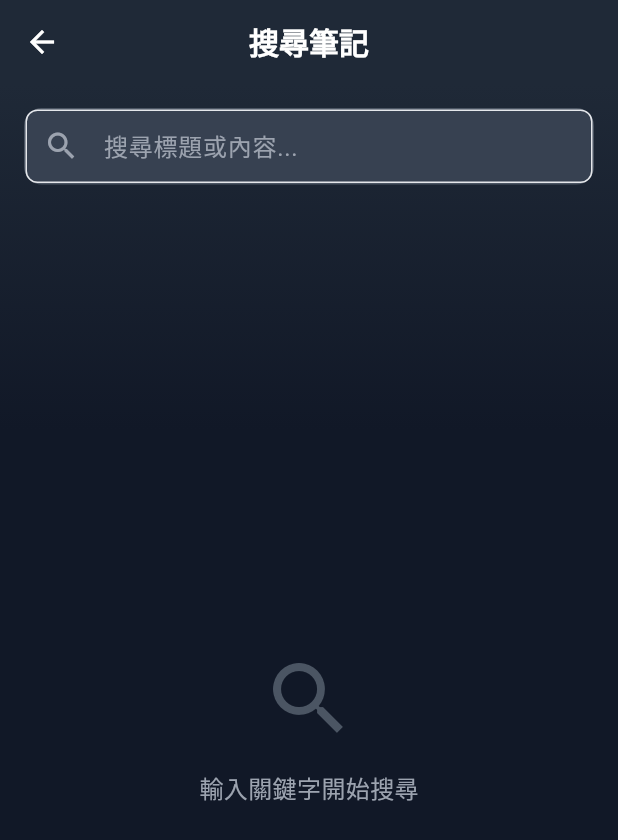
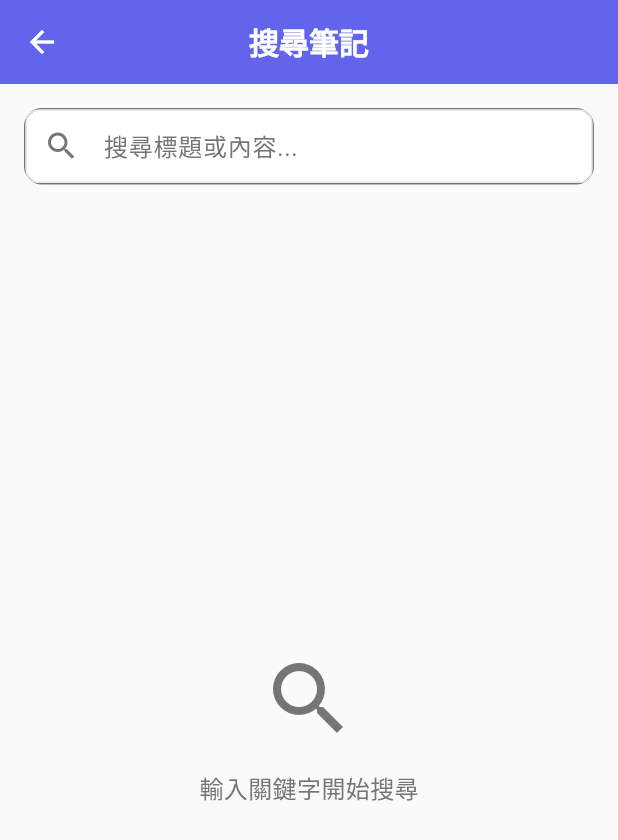
Before and after one commit to ChenGuoXiang940/NOTE_myproject, a Flutter app: the SearchPage screen opened by its route, on a phone screen of 412 x 824 dp. Shown: the top 840 px of the screen. Run offline on Flutter 3.47's test engine with Material 3 defaults, Android fonts, the phone set to English and light mode, and no system bars; our stand-ins replace shared_preferences; accounts and stored records are empty.

Commit message:
fix: 修正檔案命名錯誤與主題切換異常 - 修正 Theme 切換時未正確套用樣式 - 更正錯誤的檔案名稱以符合命名規範

```diff
--- a/lib/core/themes/app_theme.dart
+++ b/lib/core/themes/app_theme.dart
@@ -12,7 +12,6 @@ class AppTheme {
         primary: AppColors.primary,
         secondary: AppColors.secondary,
         surface: AppColors.lightSurface,
-        background: AppColors.lightBackground,
         error: AppColors.error,
       ),
 
@@ -113,12 +112,10 @@ class AppTheme {
         primary: AppColors.primary,
         secondary: AppColors.secondary,
         surface: AppColors.darkSurface,
-        background: AppColors.darkBackground,
         error: AppColors.error,
         onPrimary: Colors.white,
         onSecondary: Colors.white,
         onSurface: AppColors.darkTextPrimary,
-        onBackground: AppColors.darkTextPrimary,
       ),
 
       // Scaffold Background
--- a/lib/data/services/note_service.dart
+++ b/lib/data/services/note_service.dart
@@ -2,36 +2,7 @@ import 'dart:convert';
 import 'dart:io';
 import 'package:flutter/foundation.dart';
 import 'package:path_provider/path_provider.dart';
-
-class Note {
-  final String title;
-  final DateTime date;
-  final String content;
-
-  Note({
-    required this.title,
-    required this.date,
-    required this.content,
-  });
-
-  // 轉換為 JSON
-  Map<String, dynamic> toJson() {
-    return {
-      'title': title,
-      'date': date.millisecondsSinceEpoch,
-      'content': content,
-    };
-  }
-
-  // 從 JSON 創建 Note
-  factory Note.fromJson(Map<String, dynamic> json) {
-    return Note(
-      title: json['title'],
-      date: DateTime.fromMillisecondsSinceEpoch(json['date']),
-      content: json['content'],
-    );
-  }
-}
+import '../models/note_model.dart';
 
 class NoteService {
   static final NoteService _instance = NoteService._internal();
@@ -74,9 +45,11 @@ class NoteService {
 
   Future<void> addNote(String title, String content) async {
     final note = Note(
+      id: DateTime.now().millisecondsSinceEpoch.toString(),
       title: title,
-      date: DateTime.now(),
       content: content,
+      createdAt: DateTime.now(),
+      updatedAt: DateTime.now(),
     );
     _notes.add(note);
     await _saveNotes();
@@ -95,10 +68,11 @@ class NoteService {
 
   Future<void> updateNote(int index, String title, String content) async {
     if (index >= 0 && index < _notes.length) {
-      _notes[index] = Note(
+      final existingNote = _notes[index];
+      _notes[index] = existingNote.copyWith(
         title: title,
-        date: DateTime.now(),
         content: content,
+        updatedAt: DateTime.now(),
       );
       await _saveNotes();
     }
--- a/lib/data/services/search_service.dart
+++ b/lib/data/services/search_service.dart
@@ -1,4 +1,5 @@
 import 'package:note_myproject/data/services/note_service.dart';
+import 'package:note_myproject/data/models/note_model.dart';
 
 class SearchService {
   static final SearchService _instance = SearchService._internal();
--- a/lib/presentation/pages/search/search_page.dart
+++ b/lib/presentation/pages/search/search_page.dart
@@ -1,6 +1,7 @@
 import 'package:flutter/material.dart';
 import '../../../data/services/search_service.dart';
 import '../../../data/services/note_service.dart';
+import '../../../data/models/note_model.dart';
 
 class SearchPage extends StatefulWidget {
   const SearchPage({super.key});
@@ -57,61 +58,44 @@ class _SearchPageState extends State<SearchPage> {
 
   @override
   Widget build(BuildContext context) {
+    final theme = Theme.of(context);
+
     return Scaffold(
       appBar: AppBar(
         title: const Text('搜尋筆記'),
-        titleTextStyle: const TextStyle(
-          color: Colors.white,
-          fontSize: 20,
-          fontWeight: FontWeight.w600,
-        ),
-        backgroundColor: const Color(0xFF1F2937),
-        foregroundColor: Colors.white,
-        elevation: 0,
-        iconTheme: const IconThemeData(color: Colors.white),
       ),
       body: Container(
-        decoration: const BoxDecoration(
-          gradient: LinearGradient(
-            begin: Alignment.topCenter,
-            end: Alignment.bottomCenter,
-            colors: [
-              Color(0xFF1F2937),
-              Color(0xFF111827),
-            ],
-            stops: [0.0, 0.3],
-          ),
-        ),
+        color: theme.scaffoldBackgroundColor,
         child: Column(
           children: [
             // 搜尋輸入框
             Container(
               margin: const EdgeInsets.all(16),
               decoration: BoxDecoration(
-                color: const Color(0xFF374151),
+                color: theme.cardColor,
                 borderRadius: BorderRadius.circular(12),
                 border: Border.all(
-                  color: const Color(0xFF4B5563),
+                  color: theme.dividerColor,
                   width: 1,
                 ),
               ),
               child: TextField(
                 controller: _searchController,
                 onChanged: _onSearchChanged,
-                style: const TextStyle(color: Colors.white),
+                style: TextStyle(color: theme.textTheme.bodyMedium?.color),
                 decoration: InputDecoration(
                   hintText: '搜尋標題或內容...',
-                  hintStyle: const TextStyle(color: Color(0xFF9CA3AF)),
-                  prefixIcon: const Icon(
+                  hintStyle: TextStyle(color: theme.textTheme.bodySmall?.color),
+                  prefixIcon: Icon(
                     Icons.search,
-                    color: Color(0xFF9CA3AF),
+                    color: theme.textTheme.bodySmall?.color,
                   ),
                   suffixIcon: _searchController.text.isNotEmpty
                       ? IconButton(
                           onPressed: _clearSearch,
-                          icon: const Icon(
+                          icon: Icon(
                             Icons.clear,
-                            color: Color(0xFF9CA3AF),
+                            color: theme.textTheme.bodySmall?.color,
                           ),
                         )
                       : null,
@@ -132,8 +116,8 @@ class _SearchPageState extends State<SearchPage> {
                   children: [
                     Text(
                       '找到 ${_searchResults.length} 條結果',
-                      style: const TextStyle(
-                        color: Color(0xFF9CA3AF),
+                      style: TextStyle(
+                        color: theme.textTheme.bodySmall?.color,
                         fontSize: 14,
                       ),
                     ),
@@ -154,10 +138,12 @@ class _SearchPageState extends State<SearchPage> {
   }
 
   Widget _buildSearchResults() {
+    final theme = Theme.of(context);
+
     if (_isSearching) {
-      return const Center(
+      return Center(
         child: CircularProgressIndicator(
-          valueColor: AlwaysStoppedAnimation<Color>(Color(0xFF6366F1)),
+          valueColor: AlwaysStoppedAnimation<Color>(theme.colorScheme.primary),
         ),
       );
     }
@@ -170,15 +156,15 @@ class _SearchPageState extends State<SearchPage> {
             Icon(
               _currentQuery.isEmpty ? Icons.search : Icons.search_off,
               size: 64,
-              color: const Color(0xFF4B5563),
+              color: theme.textTheme.bodySmall?.color,
             ),
             const SizedBox(height: 16),
             Text(
               _currentQuery.isEmpty
                   ? '輸入關鍵字開始搜尋'
                   : '沒有找到匹配的筆記',
-              style: const TextStyle(
-                color: Color(0xFF9CA3AF),
+              style: TextStyle(
+                color: theme.textTheme.bodySmall?.color,
                 fontSize: 16,
               ),
             ),
@@ -186,8 +172,8 @@ class _SearchPageState extends State<SearchPage> {
               const SizedBox(height: 8),
               Text(
                 '嘗試使用不同的關鍵字',
-                style: const TextStyle(
-                  color: Color(0xFF6B7280),
+                style: TextStyle(
+                  color: theme.textTheme.bodySmall?.color?.withValues(alpha: 0.7),
                   fontSize: 14,
                 ),
               ),
@@ -209,14 +195,15 @@ class _SearchPageState extends State<SearchPage> {
 
   Widget _buildSearchResultItem(SearchResult searchResult, int index) {
     final note = searchResult.note;
+    final theme = Theme.of(context);
 
     return Container(
       margin: const EdgeInsets.only(bottom: 12),
       decoration: BoxDecoration(
-        color: const Color(0xFF374151),
+        color: theme.cardColor,
         borderRadius: BorderRadius.circular(12),
         border: Border.all(
-          color: const Color(0xFF4B5563),
+          color: theme.dividerColor,
           width: 1,
         ),
       ),
@@ -228,8 +215,8 @@ class _SearchPageState extends State<SearchPage> {
             Expanded(
               child: Text(
                 note.title,
-                style: const TextStyle(
-                  color: Colors.white,
+                style: TextStyle(
+                  color: theme.textTheme.titleMedium?.color,
                   fontSize: 16,
                   fontWeight: FontWeight.w600,
                 ),
@@ -246,8 +233,8 @@ class _SearchPageState extends State<SearchPage> {
             const SizedBox(height: 8),
             Text(
               searchResult.getHighlightedContentPreview(maxLength: 80),
-              style: const TextStyle(
-                color: Color(0xFFD1D5DB),
+              style: TextStyle(
+                color: theme.textTheme.bodyMedium?.color,
                 fontSize: 14,
               ),
               maxLines: 2,
@@ -255,9 +242,9 @@ class _SearchPageState extends State<SearchPage> {
             ),
             const SizedBox(height: 8),
             Text(
-              _formatDate(note.date),
-              style: const TextStyle(
-                color: Color(0xFF9CA3AF),
+              _formatDate(note.createdAt),
+              style: TextStyle(
+                color: theme.textTheme.bodySmall?.color,
                 fontSize: 12,
               ),
             ),
@@ -313,7 +300,7 @@ class _SearchPageState extends State<SearchPage> {
     final int actualIndex = allNotes.indexWhere((n) =>
         n.title == note.title &&
         n.content == note.content &&
-        n.date == note.date
+        n.createdAt == note.createdAt
     );
 
     Navigator.pop(context, {
--- a/lib/presentation/pages/settings/settings_page.dart
+++ b/lib/presentation/pages/settings/settings_page.dart
@@ -9,8 +9,6 @@ class SettingsPage extends StatelessWidget {
 
   @override
   Widget build(BuildContext context) {
-    final theme = Theme.of(context);
-
     return Scaffold(
       appBar: AppBar(
         title: const Text('設定'),
--- a/lib/presentation/widgets/common/custom_drawer.dart
+++ b/lib/presentation/widgets/common/custom_drawer.dart
@@ -1,7 +1,7 @@
 import 'package:flutter/material.dart';
 import 'package:provider/provider.dart';
 import '../../../core/services/theme_service.dart';
-import '../../pages/settings/new_settings_page.dart';
+import '../../pages/settings/settings_page.dart';
 import '../../pages/notes/notes_page.dart';
 
 class CustomDrawer extends StatefulWidget{
```
Also changed, not shown: lib/presentation/pages/notes/notes_page.dart (+73 -103 lines), lib/theme_test_main.dart (deleted, +0 -286 lines), 2 other files.
